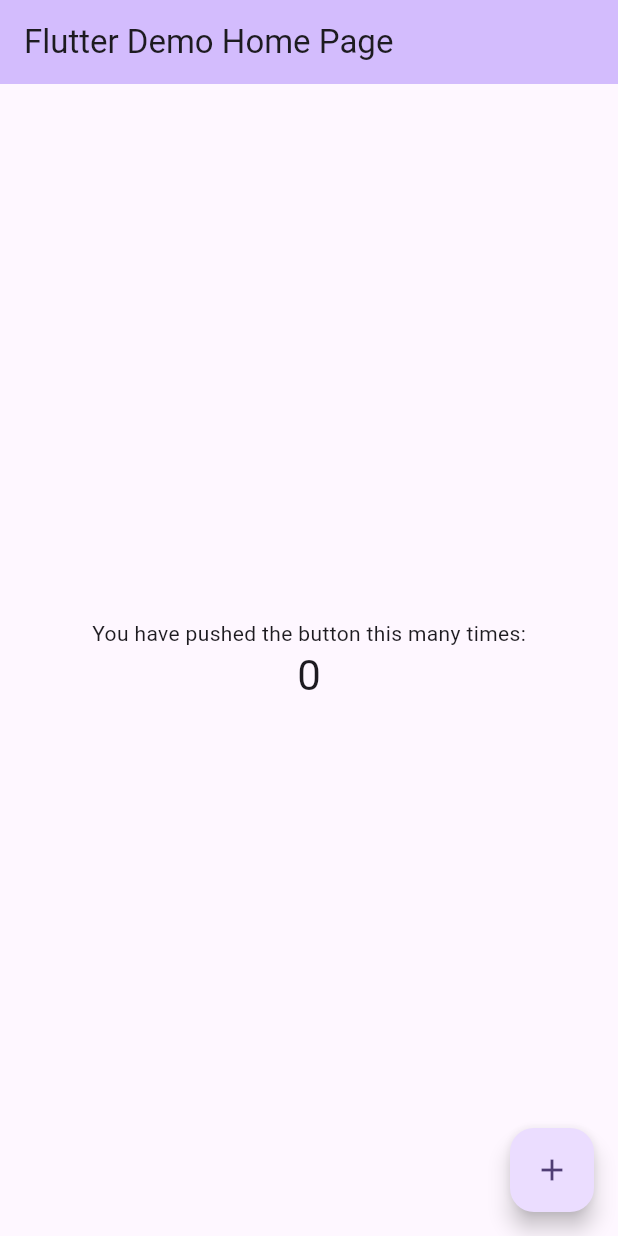
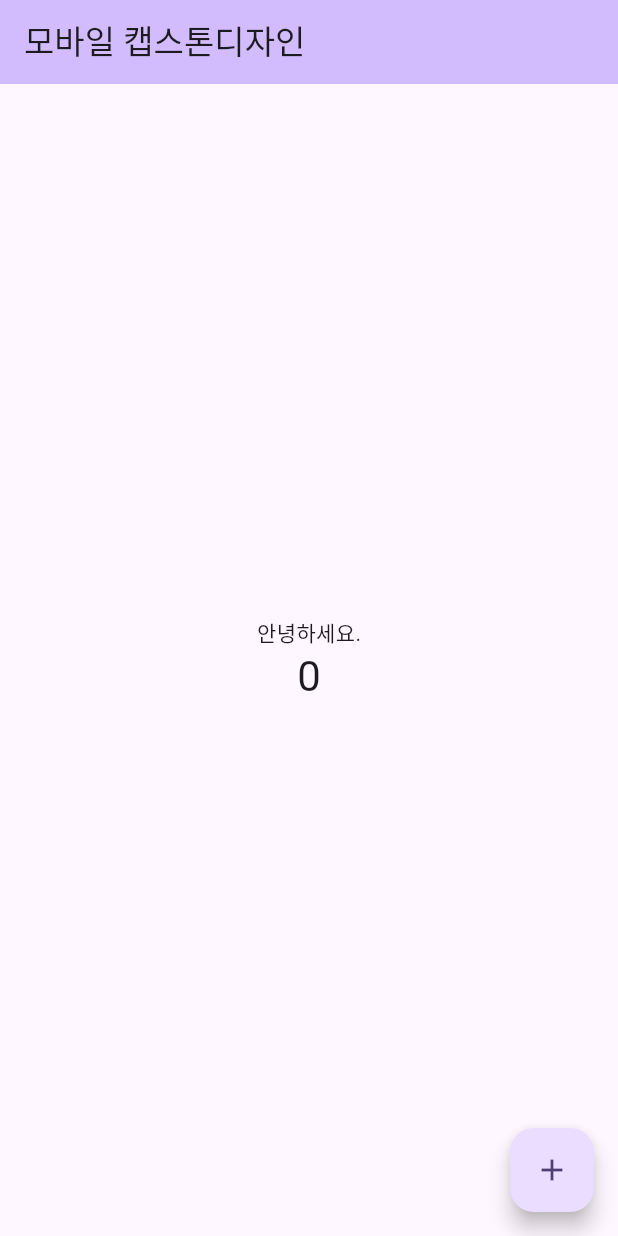
Before and after one commit to pbzz1/Gilajabi, a Flutter app: the screen it shows after launch, on a phone screen of 412 x 824 dp. Run offline on Flutter 3.47's test engine with Material 3 defaults, Android fonts, the phone set to English and light mode, and no system bars.

Commit message:
실행 테스트

```diff
--- a/lib/main.dart
+++ b/lib/main.dart
@@ -30,7 +30,7 @@ class MyApp extends StatelessWidget {
         // tested with just a hot reload.
         colorScheme: ColorScheme.fromSeed(seedColor: Colors.deepPurple),
       ),
-      home: const MyHomePage(title: 'Flutter Demo Home Page'),
+      home: const MyHomePage(title: '모바일 캡스톤디자인'),
     );
   }
 }
@@ -104,7 +104,7 @@ class _MyHomePageState extends State<MyHomePage> {
           // wireframe for each widget.
           mainAxisAlignment: MainAxisAlignment.center,
           children: <Widget>[
-            const Text('You have pushed the button this many times:'),
+            const Text('안녕하세요.'),
             Text(
               '$_counter',
               style: Theme.of(context).textTheme.headlineMedium,
```
